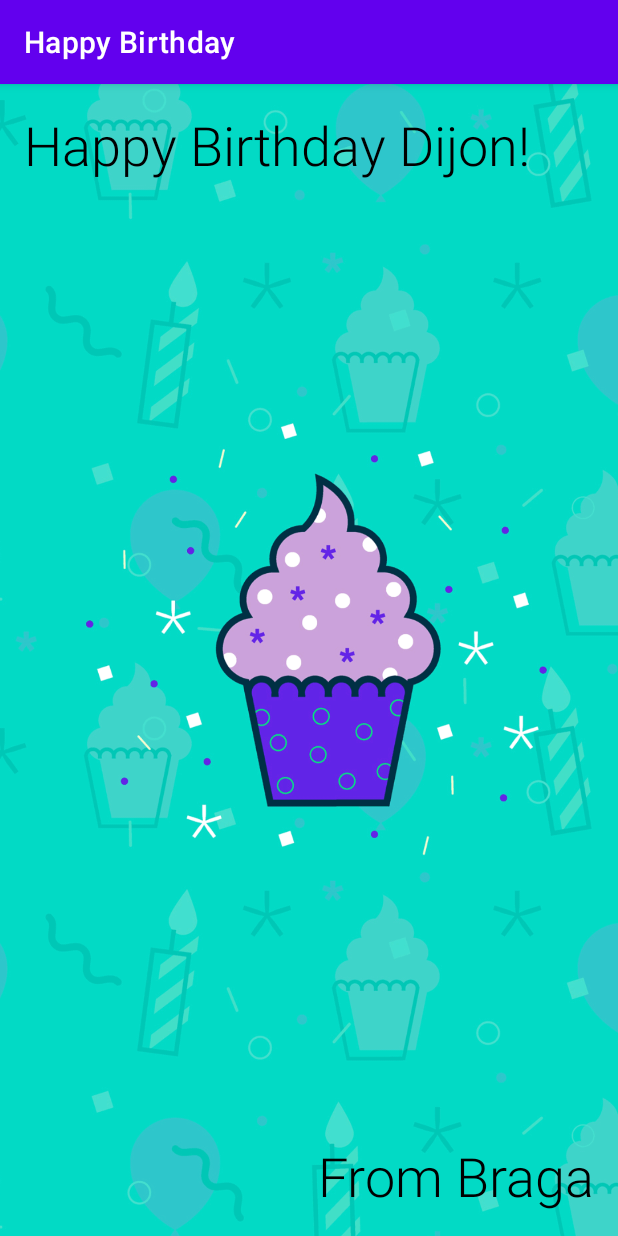
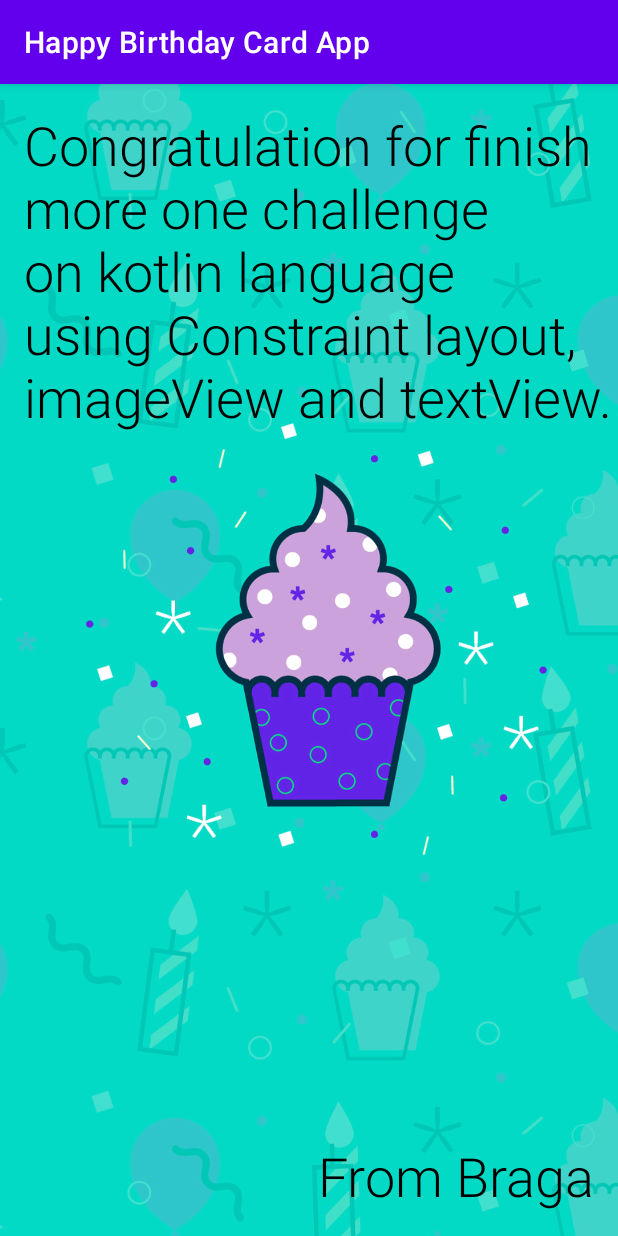
Before and after one commit to dijoncavalcante/birthday-card, an Android app: the screen it shows after launch (MainActivity), on a phone screen of 412 x 824 dp. Run offline under Robolectric (Android 15) with nearby library versions, the phone set to English and light mode, and no system bars.

Commit message:
change text of the card app

```diff
--- a/app/src/main/res/values/strings.xml
+++ b/app/src/main/res/values/strings.xml
@@ -1,6 +1,8 @@
 <resources>
-    <string name="app_name">Happy Birthday</string>
-    <string name="happy_birthday_text">Happy Birthday Dijon!</string>
+    <string name="app_name">Happy Birthday Card App</string>
+    <string name="happy_birthday_text">
+        Congratulation for finish more one challenge on kotlin language using Constraint layout, imageView and textView.
+    </string>
     <string name="from">From Braga</string>
     <string name="image_cake">Image cake main</string>
 </resources>
```
